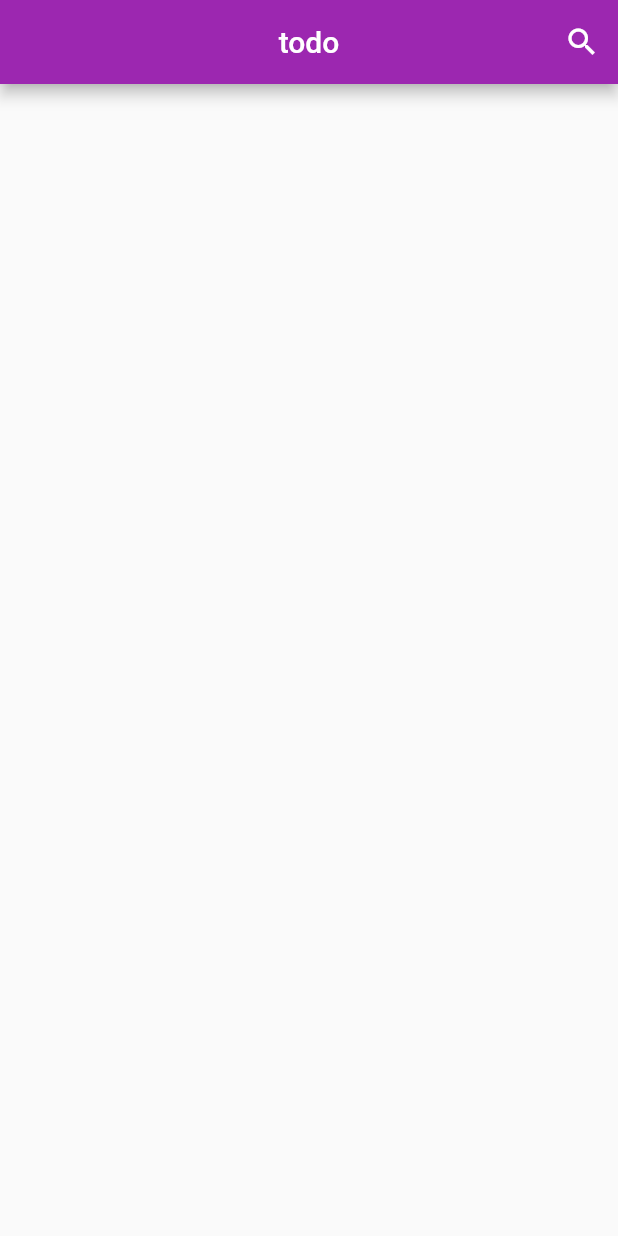
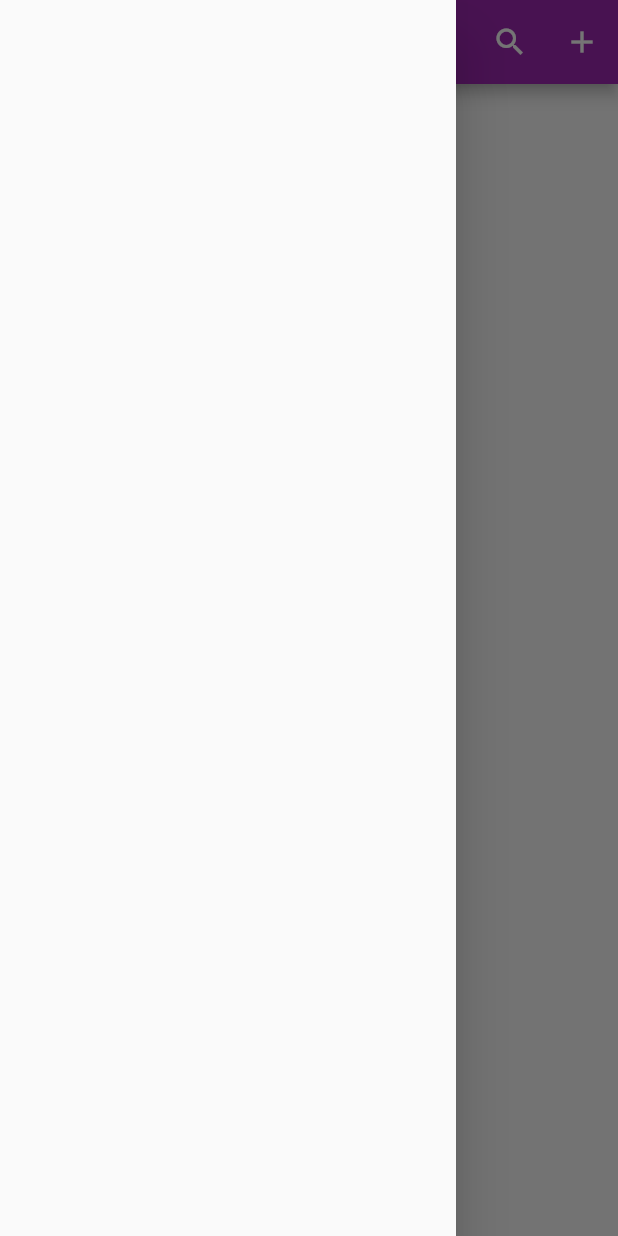
Before and after one commit to ghajavarestani/todo, a Flutter app: the screen it shows after launch, with the side drawer open (before the commit the screen has no drawer), on a phone screen of 412 x 824 dp. Run offline on Flutter 3.47's test engine with Material 2 defaults, Android fonts, the phone set to English and light mode, and no system bars.

Commit message:
add humberger navigator

```diff
--- a/lib/home_page.dart
+++ b/lib/home_page.dart
@@ -19,8 +19,14 @@ class _HomePageState extends State<HomePage> {
         backgroundColor: Colors.purple,
         actions: [
           IconButton(onPressed: (){
-          }, icon: Icon(Icons.search))
+            print('search clicked');
+          }, icon: Icon(Icons.search)),
+          IconButton(onPressed: (){}, icon: Icon(Icons.add))
         ],
-      ),);
+      ),
+      drawer: Drawer(
+
+      ),
+    );
   }
 }
```
